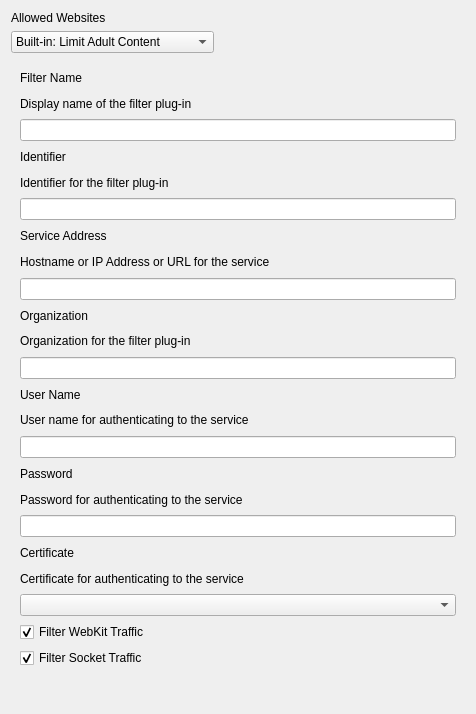
This is FWAdminLib/Configurator/WebContentFilterForm.ui in fw-dev/translations as Qt 5 draws it before an edit. The edited form follows.
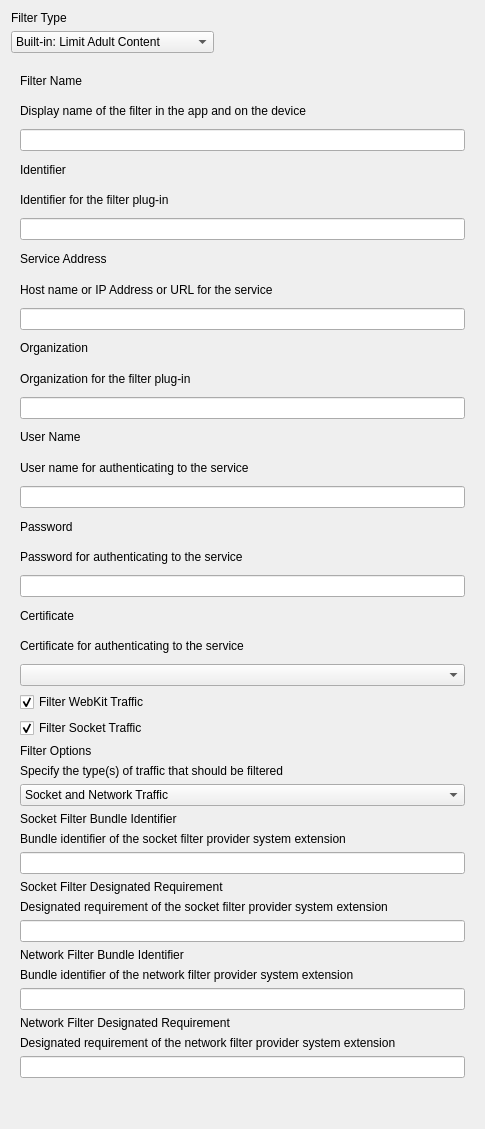
This is the edited form. The open tabs and pages were chosen to show the change. Custom widgets are drawn as their Qt base class.

Patch:
```diff
--- a/FWAdminLib/Configurator/WebContentFilterForm.ui
+++ b/FWAdminLib/Configurator/WebContentFilterForm.ui
@@ -6,8 +6,8 @@
    <rect>
     <x>0</x>
     <y>0</y>
-    <width>476</width>
-    <height>714</height>
+    <width>485</width>
+    <height>1129</height>
    </rect>
   </property>
   <property name="windowTitle">
@@ -17,7 +17,7 @@
    <item>
     <widget class="QLabel" name="label">
      <property name="text">
-      <string>Allowed Websites</string>
+      <string>Filter Type</string>
      </property>
     </widget>
    </item>
@@ -298,7 +298,7 @@
        <item>
         <widget class="QLabel" name="lTip_filterNameLbl">
          <property name="text">
-          <string>Display name of the filter plug-in</string>
+          <string>Display name of the filter in the app and on the device</string>
          </property>
         </widget>
        </item>
@@ -332,7 +332,7 @@
        <item>
         <widget class="QLabel" name="lTip_ServiceAddress">
          <property name="text">
-          <string>Hostname or IP Address or URL for the service</string>
+          <string>Host name or IP Address or URL for the service</string>
          </property>
         </widget>
        </item>
@@ -431,6 +431,161 @@
          </property>
         </widget>
        </item>
+       <item>
+        <widget class="QWidget" name="widgetMacOSControls" native="true">
+         <layout class="QVBoxLayout" name="verticalLayout_7">
+          <property name="leftMargin">
+           <number>0</number>
+          </property>
+          <property name="topMargin">
+           <number>0</number>
+          </property>
+          <property name="rightMargin">
+           <number>0</number>
+          </property>
+          <property name="bottomMargin">
+           <number>0</number>
+          </property>
+          <item>
+           <widget class="QLabel" name="filterNameLblFilterOptions">
+            <property name="text">
+             <string>Filter Options</string>
+            </property>
+           </widget>
+          </item>
+          <item>
+           <widget class="QLabel" name="lTipFilterOptions">
+            <property name="text">
+             <string>Specify the type(s) of traffic that should be filtered</string>
+            </property>
+           </widget>
+          </item>
+          <item>
+           <widget class="QComboBox" name="comboFilterOptions">
+            <item>
+             <property name="text">
+              <string>Socket and Network Traffic</string>
+             </property>
+            </item>
+            <item>
+             <property name="text">
+              <string>Socket Traffic Only</string>
+             </property>
+            </item>
+            <item>
+             <property name="text">
+              <string>Network Traffic Only</string>
+             </property>
+            </item>
+           </widget>
+          </item>
+          <item>
+           <widget class="QWidget" name="widgetSocketTraffic" native="true">
+            <layout class="QVBoxLayout" name="verticalLayout_5">
+             <property name="leftMargin">
+              <number>0</number>
+             </property>
+             <property name="topMargin">
+              <number>0</number>
+             </property>
+             <property name="rightMargin">
+              <number>0</number>
+             </property>
+             <property name="bottomMargin">
+              <number>0</number>
+             </property>
+             <item>
+              <widget class="QLabel" name="filterNameLblSocketFilterBundleIdentifier">
+               <property name="text">
+                <string>Socket Filter Bundle Identifier</string>
+               </property>
+              </widget>
+             </item>
+             <item>
+              <widget class="QLabel" name="lTipSocketFilterBundleIdentifier">
+               <property name="text">
+                <string>Bundle identifier of the socket filter provider system extension</string>
+               </property>
+              </widget>
+             </item>
+             <item>
+              <widget class="QLineEdit" name="lineEditSocketFilterBundleIdentifier"/>
+             </item>
+             <item>
+              <widget class="QLabel" name="filterNameLblSocketFilterDesignatedRequirement">
+               <property name="text">
+                <string>Socket Filter Designated Requirement</string>
+               </property>
+              </widget>
+             </item>
+             <item>
+              <widget class="QLabel" name="lTipSocketFilterDesignatedRequirement">
+               <property name="text">
+                <string>Designated requirement of the socket filter provider system extension</string>
+               </property>
+              </widget>
+             </item>
+             <item>
+              <widget class="QLineEdit" name="lineEditSocketFilterDesignatedRequirement"/>
+             </item>
+            </layout>
+           </widget>
+          </item>
+          <item>
+           <widget class="QLabel" name="filterNameLblNetworkFilterBundleIdentifier">
+            <property name="text">
+             <string>Network Filter Bundle Identifier</string>
+            </property>
+           </widget>
+          </item>
+          <item>
+           <widget class="QWidget" name="widgetNetworkTraffic" native="true">
+            <layout class="QVBoxLayout" name="verticalLayout_6">
+             <property name="leftMargin">
+              <number>0</number>
+             </property>
+             <property name="topMargin">
+              <number>0</number>
+             </property>
+             <property name="rightMargin">
+              <number>0</number>
+             </property>
+             <property name="bottomMargin">
+              <number>0</number>
+             </property>
+             <item>
+              <widget class="QLabel" name="lTipNetworkFilterBundleIdentifier">
+               <property name="text">
+                <string>Bundle identifier of the network filter provider system extension</string>
+               </property>
+              </widget>
+             </item>
+             <item>
+              <widget class="QLineEdit" name="lineEditNetworkFilterBundleIdentifier"/>
+             </item>
+             <item>
+              <widget class="QLabel" name="filterNameLblNetworkFilterDesignatedRequirement">
+               <property name="text">
+                <string>Network Filter Designated Requirement</string>
+               </property>
+              </widget>
+             </item>
+             <item>
+              <widget class="QLabel" name="lTipNetworkFilterDesignatedRequirement">
+               <property name="text">
+                <string>Designated requirement of the network filter provider system extension</string>
+               </property>
+              </widget>
+             </item>
+             <item>
+              <widget class="QLineEdit" name="lineEditNetworkFilterDesignatedRequirement"/>
+             </item>
+            </layout>
+           </widget>
+          </item>
+         </layout>
+        </widget>
+       </item>
        <item>
         <widget class="PListEditor" name="customData" native="true"/>
        </item>
```
Left out of the diff: 14 changed lines with no effect on the pictures.
